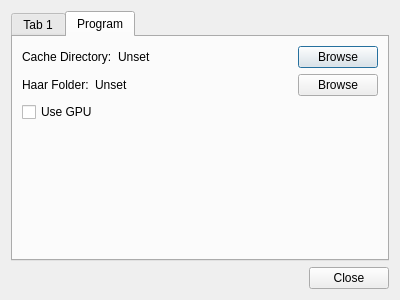
Old version of the form application/ui/qdialogsettings.ui in the repository BioFoV/BioFoV.
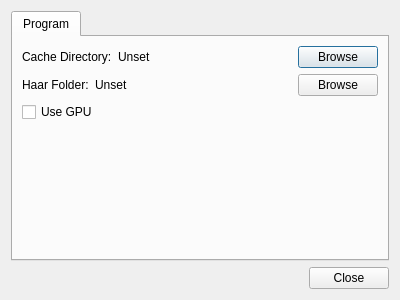
New version of the form.

Commit message: Remove first unused tab of settings.

Diff of the .ui file:
```diff
--- a/application/ui/qdialogsettings.ui
+++ b/application/ui/qdialogsettings.ui
@@ -19,11 +19,6 @@
      <property name="currentIndex">
       <number>1</number>
      </property>
-     <widget class="QWidget" name="tab">
-      <attribute name="title">
-       <string>Tab 1</string>
-      </attribute>
-     </widget>
      <widget class="QWidget" name="tab_2">
       <attribute name="title">
        <string>Program</string>
```
Left out of the diff: 2 changed lines with no effect on the pictures.
